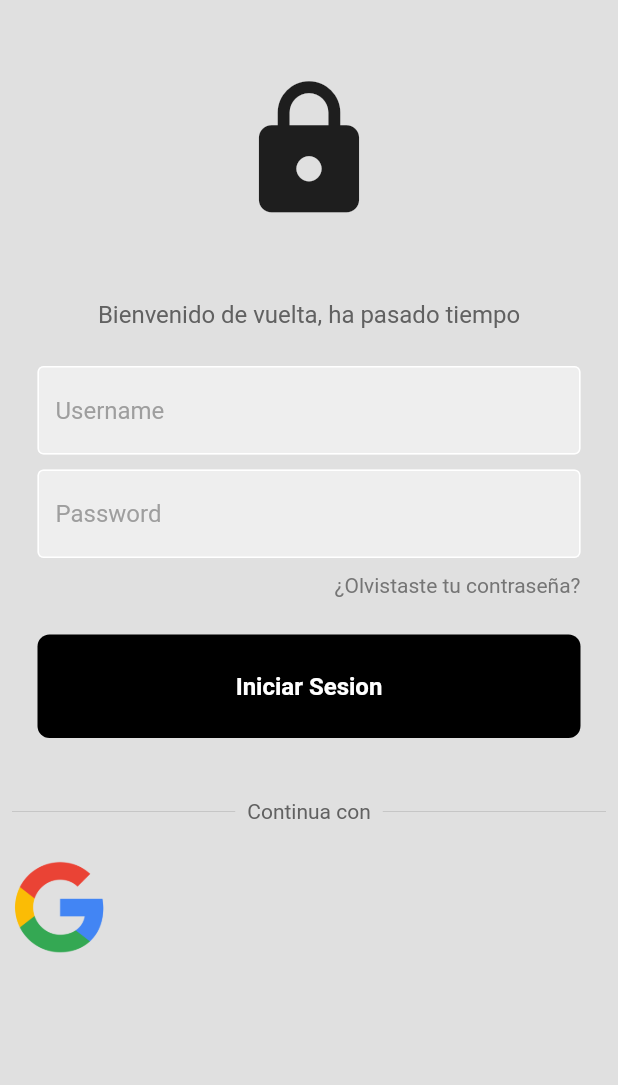
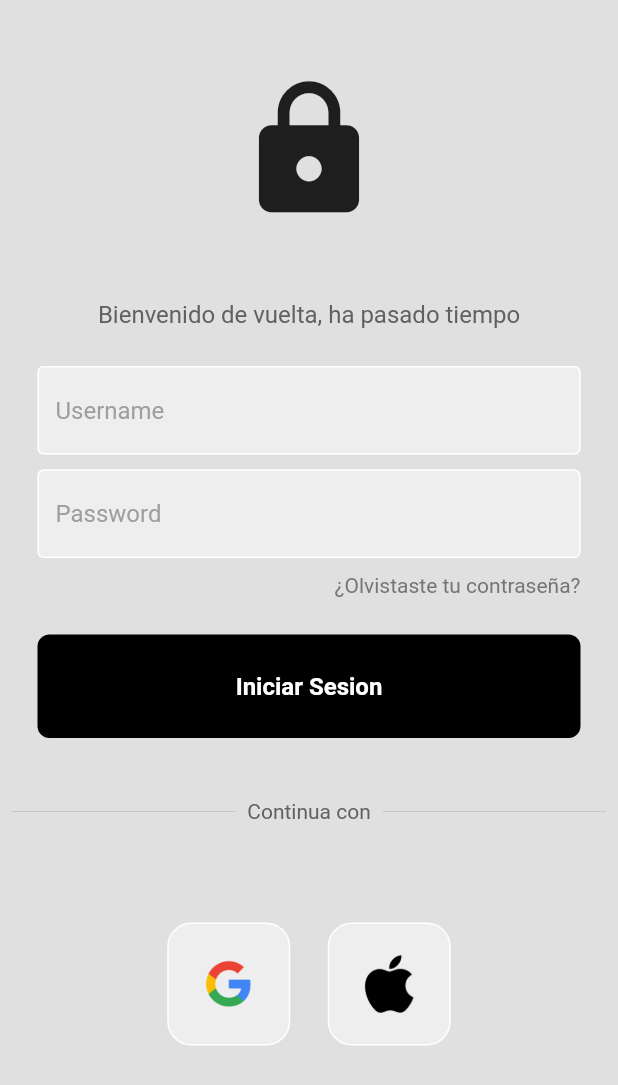
Before and after one commit to emmaprofemx/LoginUI-Flutter, a Flutter app: the screen it shows after launch, on a phone screen of 412 x 824 dp. Shown: the top 1085 px of the screen. Run offline on Flutter 3.47's test engine with Material 2 defaults, Android fonts, the phone set to English and light mode, and no system bars.

Commit message:
Terminando la clase SquareTile para los botones

```diff
--- a/lib/components/square_tile.dart
+++ b/lib/components/square_tile.dart
@@ -1,4 +1,5 @@
 import 'package:flutter/cupertino.dart';
+import 'package:flutter/material.dart';
 import 'package:flutter/src/widgets/container.dart';
 import 'package:flutter/src/widgets/framework.dart';
 
@@ -13,7 +14,17 @@ class SqueareTild extends StatelessWidget {
   @override
   Widget build(BuildContext context) {
     return Container(
-      child: Image.asset(imagePath),
+      padding: EdgeInsets.all(20),
+      //Creamos el margen para el boton , le modificamos el color al marco
+      decoration: BoxDecoration(
+        border: Border.all(color: Colors.white),
+        //Le damos un borde al boton
+        borderRadius: BorderRadius.circular(16),
+        //Rellenamos la caja con el siguiente color
+        color: Colors.grey[200]),
+      child: Image.asset(
+      imagePath,
+      height: 40,),
     );
   }
 }
--- a/lib/login_page.dart
+++ b/lib/login_page.dart
@@ -2,6 +2,7 @@ import 'package:flutter/material.dart';
 import 'package:flutter/src/widgets/container.dart';
 import 'package:flutter/src/widgets/framework.dart';
 import 'package:loginui/components/my_button.dart';
+import 'package:loginui/components/square_tile.dart';
 import 'package:loginui/my_textfield.dart';
 
 class LoginPage extends StatelessWidget {
@@ -96,12 +97,20 @@ void signUserIn(){}
                   ],
                 ),
               ),
-
+              //Espacio entre la etiqueta y los botones
+              const SizedBox(height: 50),
               //google + apple sign in icons buttons
               Row(
-              children: [
-                Image.asset('lib/images/google.png',
-                height: 80,),
+                //Alineamos las imagenes en el centro
+              mainAxisAlignment: MainAxisAlignment.center,
+              //La palabra const means que nunca cambiara ese apartado
+              children: const [
+                //Imagen de google
+                SqueareTild(imagePath: 'lib/images/google.png'),
+                //Hacemos la separacion de las imagenes , agregando un sizedBox en medio
+                const SizedBox(width: 25),
+                //Imagen de apple
+                SqueareTild(imagePath: 'lib/images/apple.png')
               ],
               )
 
```
